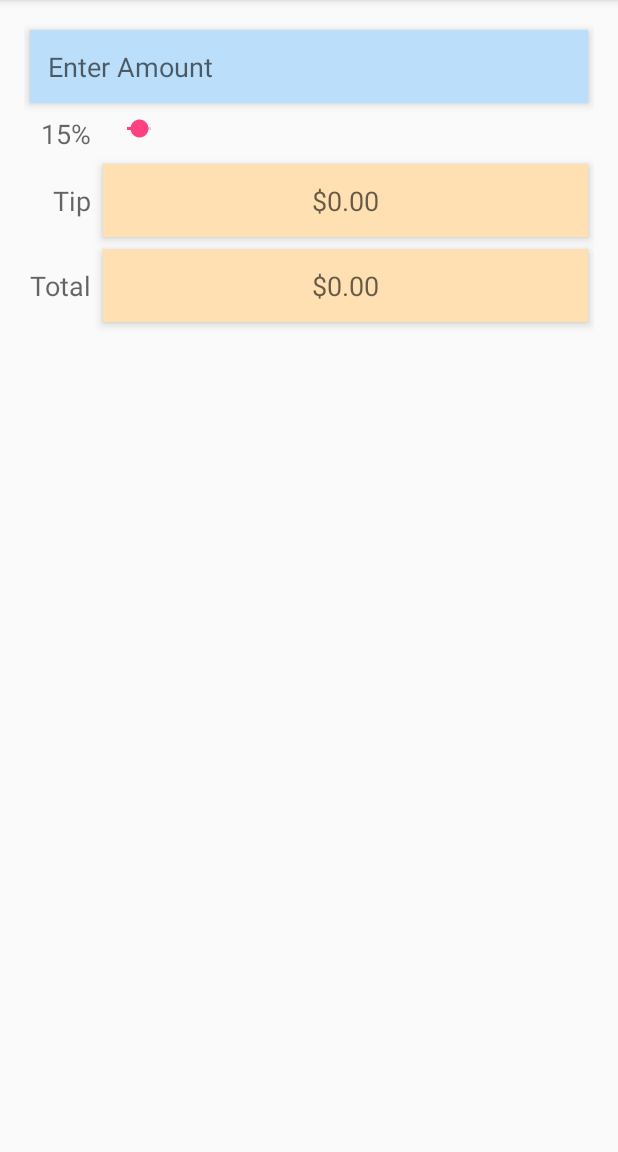
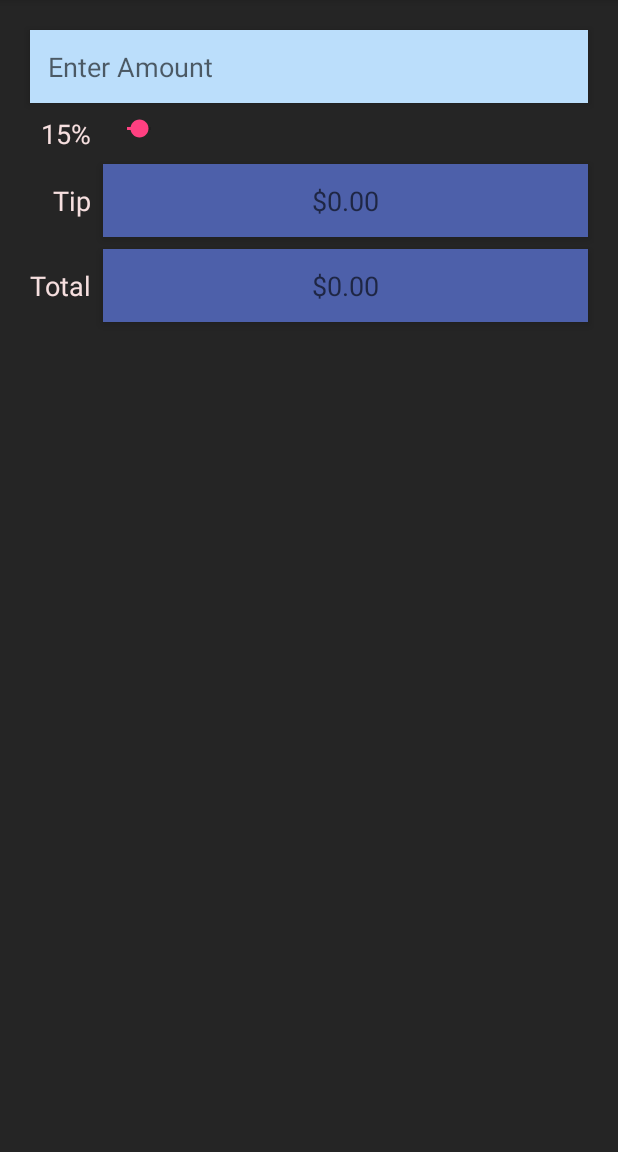
Before and after one commit to Algorithm-Xi/Tip-Calculator-, an Android app: the screen it shows after launch (MainActivity), on a phone screen of 412 x 824 dp, the part 84-1236 px from its top. Run offline under Robolectric (Android 15) with nearby library versions, the phone set to English and light mode, and no system bars.

Commit message:
added styling

```diff
--- a/app/src/main/res/layout/activity_main.xml
+++ b/app/src/main/res/layout/activity_main.xml
@@ -9,6 +9,7 @@
     android:paddingTop="@dimen/activity_vertical_margin"
     tools:context="app.tft.tipcalculator.MainActivity"
     android:columnCount="2"
+    android:background="#252525"
     android:useDefaultMargins="true">
 
     <EditText
@@ -45,7 +46,8 @@
         android:id="@+id/percentTextView"
         android:hint="@string/tip_percentage"
         android:gravity="center_vertical"
-        android:layout_gravity="right" />
+        android:layout_gravity="right"
+        android:textColor="@color/text_offwhite" />
 
     <SeekBar
         android:layout_width="wrap_content"
@@ -62,7 +64,8 @@
         android:text="@string/tip"
         android:id="@+id/tipLabelTextView"
         android:hint="@string/tip"
-        android:layout_gravity="right" />
+        android:layout_gravity="right"
+        android:textColor="@color/text_offwhite" />
 
     <TextView
         android:layout_width="wrap_content"
@@ -82,7 +85,8 @@
         android:text="@string/total"
         android:id="@+id/totalLabelTextView"
         android:hint="@string/total"
-        android:layout_gravity="right" />
+        android:layout_gravity="right"
+        android:textColor="@color/text_offwhite" />
 
     <TextView
         android:layout_width="wrap_content"
--- a/app/src/main/res/values/colors.xml
+++ b/app/src/main/res/values/colors.xml
@@ -4,5 +4,6 @@
     <color name="colorPrimaryDark">#303F9F</color>
     <color name="colorAccent">#FF4081</color>
     <color name="amount_background">#bbdefb</color>
-    <color name="result_background">#ffe0b2</color>
+    <color name="result_background">#4d60aa</color>
+    <color name="text_offwhite">#f6dfdf</color>
 </resources>
```
